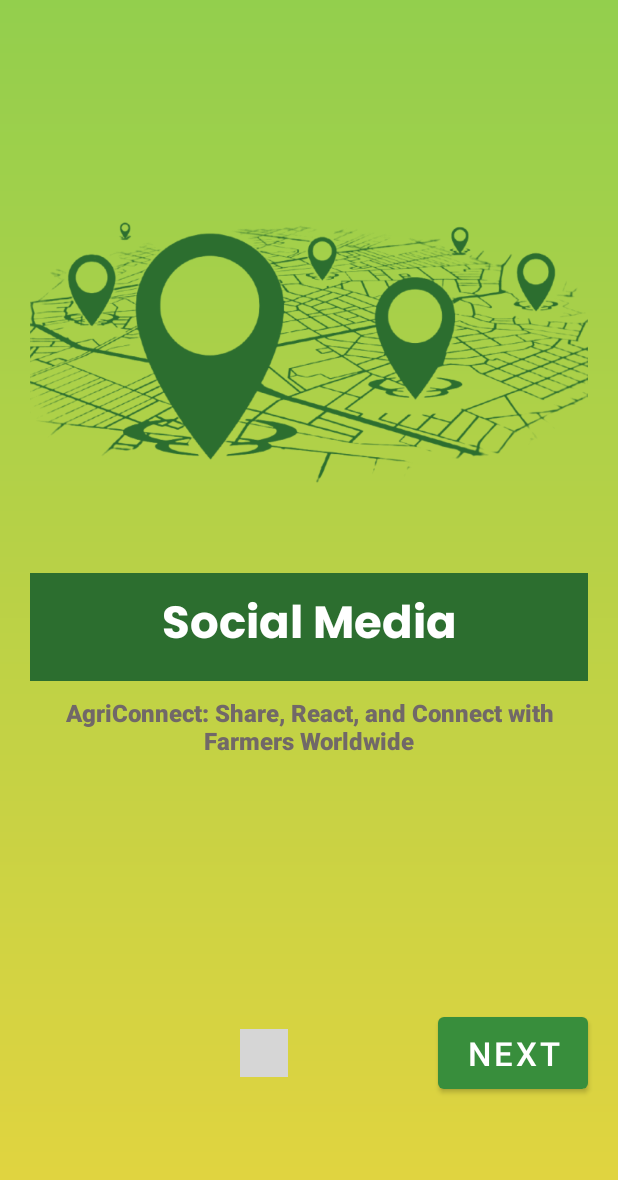
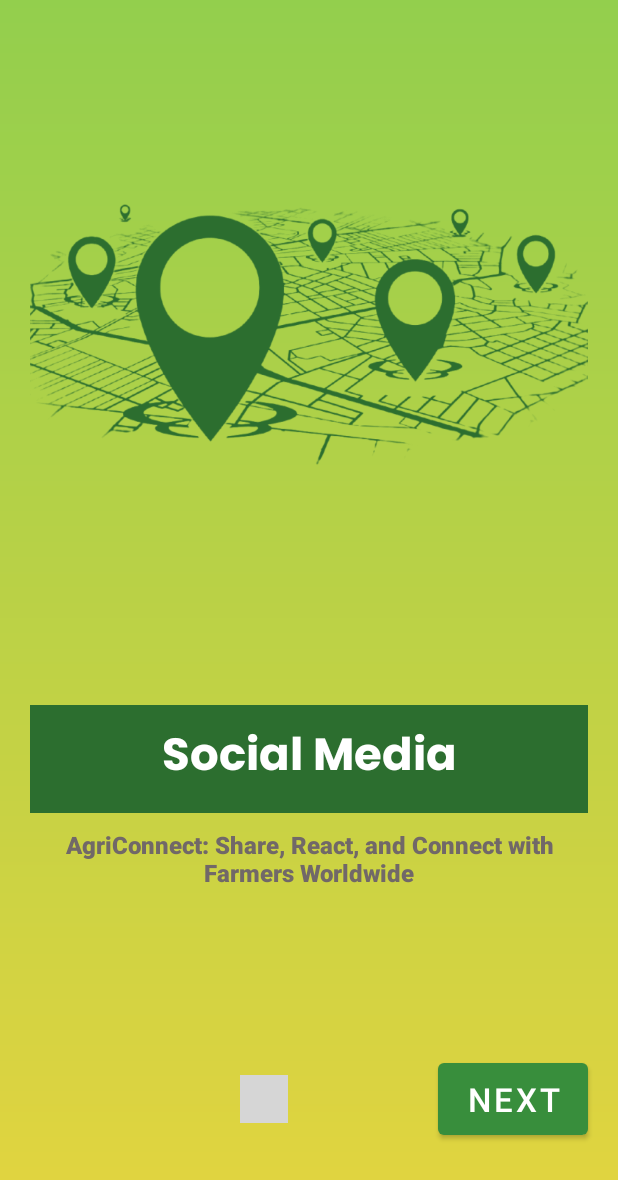
Before and after one commit to SteveRogersBD/DBProject430, an Android app: the screen it shows after launch (OnBoardingActivity), on a phone screen of 412 x 824 dp. Shown: the top 1180 px of the screen. Run offline under Robolectric (Android 15) with nearby library versions, the phone set to English and light mode, and no system bars; plain views replace SpringDotsIndicator; 1 statement that could not run was skipped; grey boxes are pictures that could not be loaded.

Commit message:
sligt modification

```diff
--- /dev/null
+++ b/app/src/main/java/com/example/greenpulse/BaseActivity.java
@@ -0,0 +1,28 @@
+package com.example.greenpulse;
+
+import androidx.appcompat.app.AppCompatActivity;
+
+import android.graphics.drawable.GradientDrawable;
+import android.os.Bundle;
+import android.view.Window;
+import android.view.WindowManager;
+
+public class BaseActivity extends AppCompatActivity {
+
+    @Override
+    protected void onCreate(Bundle savedInstanceState) {
+        super.onCreate(savedInstanceState);
+        setContentView(R.layout.activity_base);
+        // Get the background drawable (gradient)
+        GradientDrawable gradientDrawable = (GradientDrawable) getResources().
+                getDrawable(R.drawable.onboard_bg);
+
+        // Extract the start color from the gradient (you can also use the end color if you prefer)
+        int startColor = gradientDrawable.getColors()[0];  // First color of the gradient
+
+        // Set the status bar color to match the gradient start color
+        Window window = getWindow();
+        window.addFlags(WindowManager.LayoutParams.FLAG_DRAWS_SYSTEM_BAR_BACKGROUNDS);
+        window.setStatusBarColor(startColor);  // Set status bar color to the start color of the gradient
+    }
+}
--- a/app/src/main/java/com/example/greenpulse/MainActivity.java
+++ b/app/src/main/java/com/example/greenpulse/MainActivity.java
@@ -4,7 +4,7 @@ import androidx.appcompat.app.AppCompatActivity;
 
 import android.os.Bundle;
 
-public class MainActivity extends AppCompatActivity {
+public class MainActivity extends BaseActivity {
 
     @Override
     protected void onCreate(Bundle savedInstanceState) {
--- a/app/src/main/java/com/example/greenpulse/activities/OnBoardingActivity.java
+++ b/app/src/main/java/com/example/greenpulse/activities/OnBoardingActivity.java
@@ -8,6 +8,7 @@ import android.os.Bundle;
 import android.view.View;
 import android.view.WindowManager;
 
+import com.example.greenpulse.BaseActivity;
 import com.example.greenpulse.R;
 import com.example.greenpulse.adapters.OnBoardAdapter;
 import com.example.greenpulse.databinding.ActivityOnBoardingBinding;
@@ -16,7 +17,7 @@ import com.example.greenpulse.models.OnBoardItem;
 import java.util.ArrayList;
 import java.util.List;
 
-public class OnBoardingActivity extends AppCompatActivity {
+public class OnBoardingActivity extends BaseActivity {
 
     OnBoardAdapter adapter;
     List<OnBoardItem> boardItems;
@@ -26,7 +27,6 @@ public class OnBoardingActivity extends AppCompatActivity {
         super.onCreate(savedInstanceState);
         binding = ActivityOnBoardingBinding.inflate(getLayoutInflater());
         setContentView(binding.getRoot());
-        getWindow().addFlags(WindowManager.LayoutParams.FLAG_FULLSCREEN);
         ActionBar actionBar= getSupportActionBar();
         if(actionBar!=null) actionBar.hide();
 
--- a/app/src/main/java/com/example/greenpulse/activities/SplashActivity.java
+++ b/app/src/main/java/com/example/greenpulse/activities/SplashActivity.java
@@ -4,16 +4,19 @@ import androidx.appcompat.app.AppCompatActivity;
 
 import android.app.ActionBar;
 import android.content.Intent;
+import android.graphics.drawable.GradientDrawable;
 import android.os.Bundle;
 import android.os.Handler;
+import android.view.Window;
 import android.view.WindowManager;
 import android.view.animation.Animation;
 import android.view.animation.AnimationUtils;
 
+import com.example.greenpulse.BaseActivity;
 import com.example.greenpulse.R;
 import com.example.greenpulse.databinding.ActivitySplashBinding;
 
-public class SplashActivity extends AppCompatActivity {
+public class SplashActivity extends BaseActivity {
 
     ActivitySplashBinding binding;
     Animation top,bottom;
@@ -21,8 +24,6 @@ public class SplashActivity extends AppCompatActivity {
     protected void onCreate(Bundle savedInstanceState) {
         super.onCreate(savedInstanceState);
         binding = ActivitySplashBinding.inflate(getLayoutInflater());
-        //getWindow().setFlags(WindowManager.LayoutParams.FLAG_FULLSCREEN,
-        //        WindowManager.LayoutParams.FLAG_FULLSCREEN);
         setContentView(binding.getRoot());
 
         //hide the actionbar
--- a/app/src/main/java/com/example/greenpulse/activities/StartingActivity.java
+++ b/app/src/main/java/com/example/greenpulse/activities/StartingActivity.java
@@ -7,11 +7,12 @@ import android.content.Intent;
 import android.os.Bundle;
 import android.view.View;
 
+import com.example.greenpulse.BaseActivity;
 import com.example.greenpulse.MainActivity;
 import com.example.greenpulse.R;
 import com.example.greenpulse.databinding.ActivityStartingBinding;
 
-public class StartingActivity extends AppCompatActivity {
+public class StartingActivity extends BaseActivity {
 
     ActivityStartingBinding binding;
     @Override
--- a/app/src/main/res/layout/activity_on_boarding.xml
+++ b/app/src/main/res/layout/activity_on_boarding.xml
@@ -4,15 +4,15 @@
     xmlns:tools="http://schemas.android.com/tools"
     android:layout_width="match_parent"
     android:layout_height="match_parent"
-    android:gravity="center"
     android:orientation="vertical"
     android:background="@drawable/onboard_bg"
     tools:context=".activities.OnBoardingActivity">
 
     <androidx.viewpager2.widget.ViewPager2
+        android:layout_marginTop="80dp"
         android:id="@+id/pager_onboard"
         android:layout_width="match_parent"
-        android:layout_height="500dp"
+        android:layout_height="wrap_content"
         android:layout_marginBottom="60dp"/>
 
     <LinearLayout
--- a/app/src/main/res/layout/board_item.xml
+++ b/app/src/main/res/layout/board_item.xml
@@ -26,7 +26,8 @@
         android:text="AI Analyzer"
         android:textColor="@color/white"
         android:textSize="30sp"
-        android:textStyle="bold" />
+        android:textStyle="bold"
+        android:layout_marginTop="100dp"/>
 
     <TextView
         android:id="@+id/onboard_item_sub"
```
Also changed, not shown: app/src/main/AndroidManifest.xml (+4 -4 lines), app/src/main/res/layout/activity_base.xml (added, +9 -0 lines).
